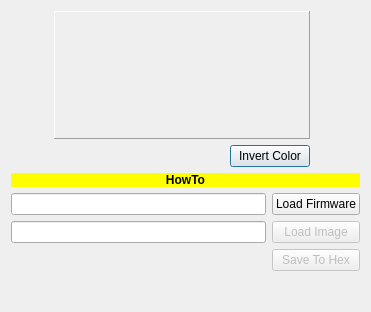
Above: src/customizesplashdialog.ui from roberto1903/companion9x before the change. Below: the same form after it.
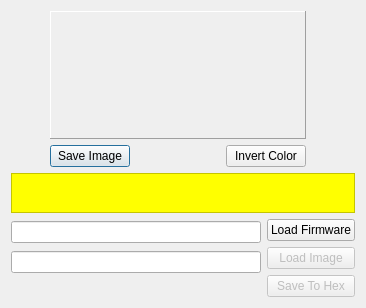
That is the form after the change. Icons and pictures are not drawn.

Commit message: Added tool to permanently change splash in firmwares and to extract splash images from firmware files.

Diff of the .ui file:
```diff
--- a/src/customizesplashdialog.ui
+++ b/src/customizesplashdialog.ui
@@ -6,8 +6,8 @@
    <rect>
     <x>0</x>
     <y>0</y>
-    <width>371</width>
-    <height>312</height>
+    <width>366</width>
+    <height>303</height>
    </rect>
   </property>
   <property name="sizePolicy">
@@ -93,6 +93,13 @@
        </item>
        <item>
         <layout class="QHBoxLayout" name="horizontalLayout">
+         <item>
+          <widget class="QPushButton" name="SaveImageButton">
+           <property name="text">
+            <string>Save Image</string>
+           </property>
+          </widget>
+         </item>
          <item>
           <spacer name="horizontalSpacer_4">
            <property name="orientation">
@@ -169,19 +176,6 @@
          </property>
         </spacer>
        </item>
-       <item>
-        <spacer name="verticalSpacer_2">
-         <property name="orientation">
-          <enum>Qt::Vertical</enum>
-         </property>
-         <property name="sizeHint" stdset="0">
-          <size>
-           <width>20</width>
-           <height>40</height>
-          </size>
-         </property>
-        </spacer>
-       </item>
       </layout>
      </item>
      <item>
@@ -213,39 +207,39 @@
          </property>
         </widget>
        </item>
-       <item>
-        <spacer name="verticalSpacer_3">
-         <property name="orientation">
-          <enum>Qt::Vertical</enum>
-         </property>
-         <property name="sizeHint" stdset="0">
-          <size>
-           <width>20</width>
-           <height>40</height>
-          </size>
-         </property>
-        </spacer>
-       </item>
       </layout>
      </item>
     </layout>
    </item>
    <item row="1" column="0">
-    <widget class="QLabel" name="HowToLabel">
-     <property name="font">
-      <font>
-       <weight>75</weight>
-       <bold>true</bold>
-      </font>
+    <widget class="QTextEdit" name="HowToLabel">
+     <property name="sizePolicy">
+      <sizepolicy hsizetype="MinimumExpanding" vsizetype="Fixed">
+       <horstretch>0</horstretch>
+       <verstretch>0</verstretch>
+      </sizepolicy>
+     </property>
+     <property name="maximumSize">
+      <size>
+       <width>16777215</width>
+       <height>40</height>
+      </size>
      </property>
      <property name="styleSheet">
       <string notr="true">background:rgb(255, 255, 0);</string>
      </property>
-     <property name="text">
-      <string>HowTo</string>
+     <property name="verticalScrollBarPolicy">
+      <enum>Qt::ScrollBarAlwaysOff</enum>
      </property>
-     <property name="alignment">
-      <set>Qt::AlignCenter</set>
+     <property name="horizontalScrollBarPolicy">
+      <enum>Qt::ScrollBarAlwaysOff</enum>
+     </property>
+     <property name="html">
+      <string>&lt;!DOCTYPE HTML PUBLIC &quot;-//W3C//DTD HTML 4.0//EN&quot; &quot;http://www.w3.org/TR/REC-html40/strict.dtd&quot;&gt;
+&lt;html&gt;&lt;head&gt;&lt;meta name=&quot;qrichtext&quot; content=&quot;1&quot; /&gt;&lt;style type=&quot;text/css&quot;&gt;
+p, li { white-space: pre-wrap; }
+&lt;/style&gt;&lt;/head&gt;&lt;body style=&quot; font-family:'Sans Serif'; font-size:9pt; font-weight:400; font-style:normal;&quot;&gt;
+&lt;p align=&quot;center&quot; style=&quot;-qt-paragraph-type:empty; margin-top:0px; margin-bottom:0px; margin-left:0px; margin-right:0px; -qt-block-indent:0; text-indent:0px;&quot;&gt;&lt;br /&gt;&lt;/p&gt;&lt;/body&gt;&lt;/html&gt;</string>
      </property>
     </widget>
    </item>
```
Left out of the diff: 26 changed lines with no effect on the pictures. The commit also changes 3 other files.
